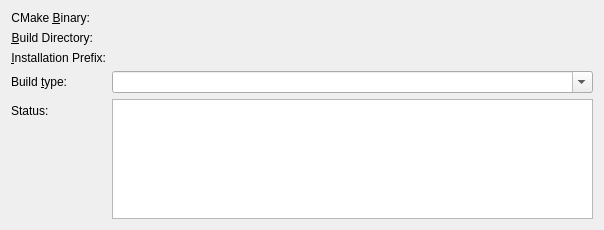
KDE/kdevelop, file projectmanagers/cmake/cmakebuilddirchooser.ui: the form before one commit.
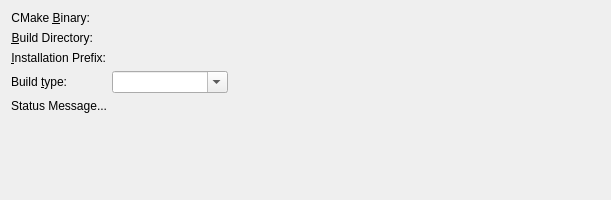
The form after the commit. Custom widgets are drawn as their Qt base class.

Commit message: make the status text colored and a simple label, not a textedit that was mostly covered by the completion dropdown

```diff
--- a/projectmanagers/cmake/cmakebuilddirchooser.ui
+++ b/projectmanagers/cmake/cmakebuilddirchooser.ui
@@ -6,8 +6,8 @@
    <rect>
     <x>0</x>
     <y>0</y>
-    <width>604</width>
-    <height>230</height>
+    <width>611</width>
+    <height>200</height>
    </rect>
   </property>
   <property name="minimumSize">
@@ -17,6 +17,9 @@
    </size>
   </property>
   <layout class="QFormLayout" name="formLayout">
+   <property name="fieldGrowthPolicy">
+    <enum>QFormLayout::ExpandingFieldsGrow</enum>
+   </property>
    <item row="0" column="0">
     <widget class="QLabel" name="label_5">
      <property name="text">
@@ -122,16 +125,12 @@
      </item>
     </widget>
    </item>
-   <item row="4" column="0">
-    <widget class="QLabel" name="label_7">
+   <item row="4" column="0" colspan="2">
+    <widget class="QLabel" name="status">
      <property name="text">
-      <string>Status:</string>
+      <string notr="true">Status Message...</string>
      </property>
-    </widget>
-   </item>
-   <item row="4" column="1">
-    <widget class="QTextBrowser" name="status">
-     <property name="enabled">
+     <property name="wordWrap">
       <bool>true</bool>
      </property>
     </widget>
```
The commit also changes 2 other files.
